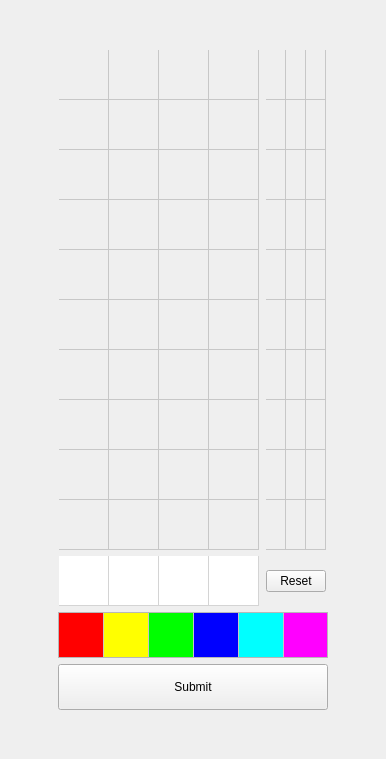
First picture: the form in mainwindow.ui, repository wmichalski/QT_Mastermind, before the edit.
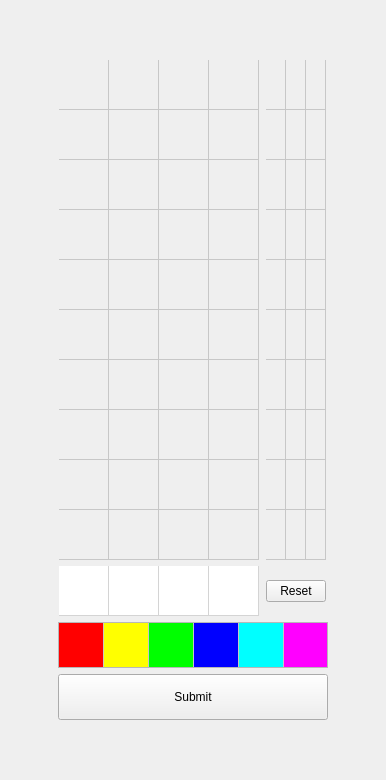
Second picture: the form after the edit. Icons and pictures are not drawn.

```diff
--- a/mainwindow.ui
+++ b/mainwindow.ui
@@ -10,7 +10,7 @@
     <x>0</x>
     <y>0</y>
     <width>386</width>
-    <height>759</height>
+    <height>780</height>
    </rect>
   </property>
   <property name="sizePolicy">
@@ -870,7 +870,7 @@
             </property>
             <property name="sizePolicy">
              <sizepolicy hsizetype="Minimum" vsizetype="Minimum">
-              <horstretch>1</horstretch>
+              <horstretch>0</horstretch>
               <verstretch>0</verstretch>
              </sizepolicy>
             </property>
@@ -916,6 +916,12 @@
             <property name="selectionMode">
              <enum>QAbstractItemView::NoSelection</enum>
             </property>
+            <property name="verticalScrollMode">
+             <enum>QAbstractItemView::ScrollPerItem</enum>
+            </property>
+            <property name="cornerButtonEnabled">
+             <bool>false</bool>
+            </property>
             <property name="rowCount">
              <number>1</number>
             </property>
```
Left out of the diff: 6 changed lines with no effect on the pictures.
